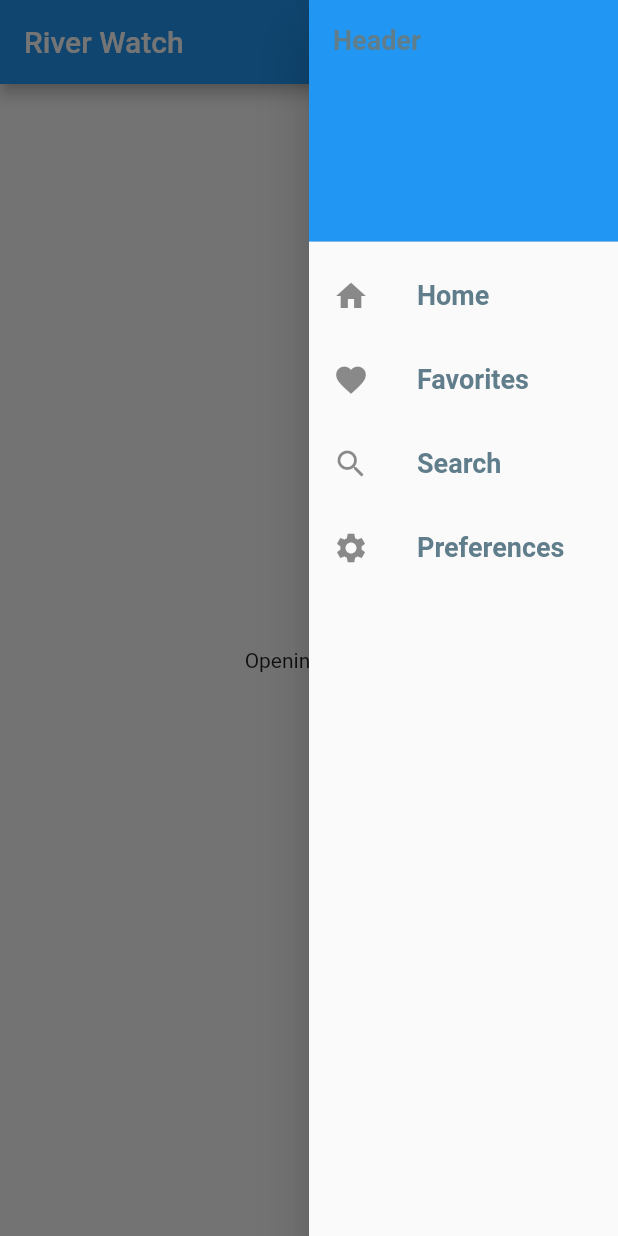
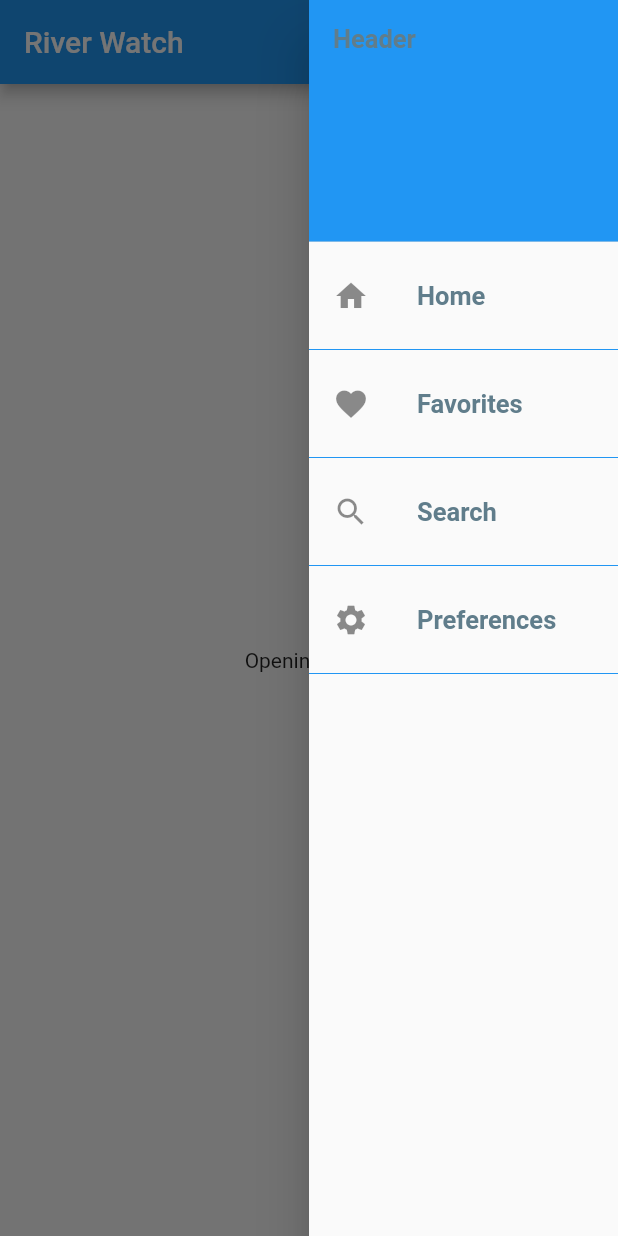
Before and after one commit to nigel25840/stream_watch_flutter, a Flutter app: the screen it shows after launch, with the side drawer open, on a phone screen of 412 x 824 dp. Run offline on Flutter 3.47's test engine with Material 2 defaults, Android fonts, the phone set to English and light mode, and no system bars; our stand-ins replace charts_flutter, material_segmented_control, shared_preferences.

```diff
--- a/lib/UI/drawer.dart
+++ b/lib/UI/drawer.dart
@@ -1,4 +1,3 @@
-
 import 'package:flutter/cupertino.dart';
 import 'package:flutter/material.dart';
 import 'package:streamwatcher/main.dart';
@@ -6,7 +5,6 @@ import 'package:streamwatcher/main.dart';
 import '../state_picker.dart';
 
 class RFDrawer extends StatefulWidget {
-
   @override
   State<StatefulWidget> createState() => _RFDrawerState();
   var _key = GlobalKey<ScaffoldState>();
@@ -16,17 +14,17 @@ class RFDrawer extends StatefulWidget {
   }
 }
 
-
 class _RFDrawerState extends State<RFDrawer> {
-
   _handleTap(Widget widget) {
     Navigator.pop(context);
-    Navigator.push(context, MaterialPageRoute(builder: (context){
+    Navigator.push(context, MaterialPageRoute(builder: (context) {
       return widget;
     }));
   }
 
-  var style = TextStyle(fontWeight: FontWeight.bold, fontSize: 18.0, color: Colors.blueGrey);
+  var style = TextStyle(
+      fontWeight: FontWeight.bold, fontSize: 17.0, color: Colors.blueGrey);
+  var divider = Divider(color: Colors.blue);
 
   @override
   Widget build(BuildContext context) {
@@ -43,8 +41,11 @@ class _RFDrawerState extends State<RFDrawer> {
             ListTile(
               leading: Icon(Icons.home),
               title: Text('Home', style: style),
-              onTap: () { _handleTap(HomePage()); },
+              onTap: () {
+                _handleTap(HomePage());
+              },
             ),
+            divider,
             ListTile(
               leading: Icon(Icons.favorite),
               title: Text('Favorites', style: style),
@@ -52,11 +53,15 @@ class _RFDrawerState extends State<RFDrawer> {
                 print('*FAVORITES*');
               },
             ),
+            divider,
             ListTile(
               leading: Icon(Icons.search),
               title: Text('Search', style: style),
-              onTap: () { _handleTap(StatePicker(title: "Choose a State")); },
+              onTap: () {
+                _handleTap(StatePicker(title: "Choose a State"));
+              },
             ),
+            divider,
             ListTile(
               leading: Icon(Icons.settings),
               title: Text('Preferences', style: style),
@@ -64,6 +69,7 @@ class _RFDrawerState extends State<RFDrawer> {
                 print('*PREFERENCES*');
               },
             ),
+            divider,
           ],
         ),
       ),
--- a/lib/gauge_selector.dart
+++ b/lib/gauge_selector.dart
@@ -1,4 +1,5 @@
 import 'dart:convert';
+import 'package:streamwatcher/UI/drawer.dart';
 import 'package:streamwatcher/Util/Storage.dart';
 import 'package:shared_preferences/shared_preferences.dart';
 import 'package:streamwatcher/chart/gauge_detail.dart';
@@ -72,6 +73,7 @@ class _GaugeSelector extends State<GaugeSelector> {
           }
         },
       ),
+      endDrawer: RFDrawer(),
     );
   }
 }
```
Also changed, not shown: lib/chart/gauge_detail.dart (+20 -20 lines).
